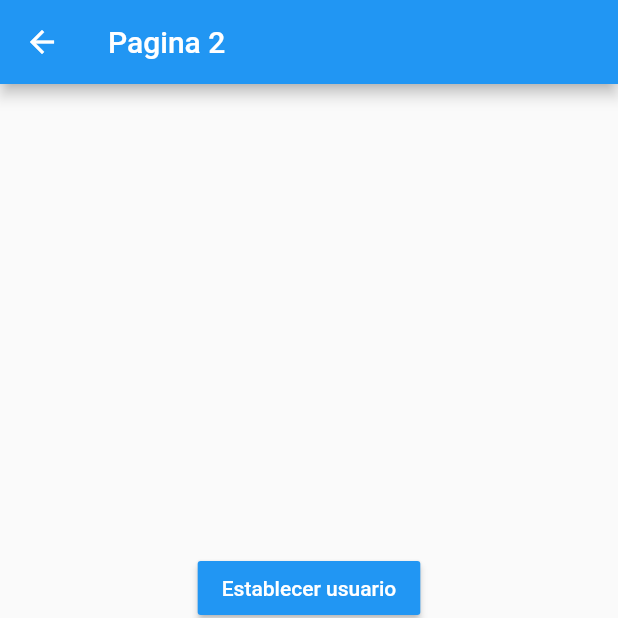
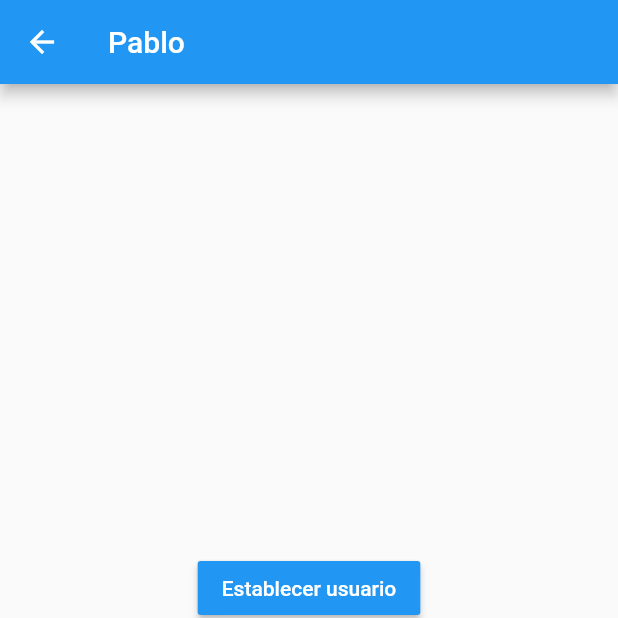
Before and after one commit to pdarre/estados, a Flutter app: the Pagina2Page screen opened by its route, after a tap on "Establecer usuario", on a phone screen of 412 x 824 dp, the top half of it. Run offline on Flutter 3.47's test engine with Material 2 defaults, Android fonts, the phone set to English and light mode, and no system bars.

Commit message:
Fin singleton

```diff
--- a/lib/models/usuario.dart
+++ b/lib/models/usuario.dart
@@ -1,7 +1,13 @@
+import 'package:meta/meta.dart';
+
 class Usuario {
   String nombre;
   int edad;
   List<String> profesiones;
 
-  Usuario({this.nombre, this.edad, this.profesiones});
+  Usuario({
+    @required this.nombre,
+    @required this.edad,
+    @required this.profesiones,
+  }) : assert(nombre != null);
 }
--- a/lib/pages/pagina1_page.dart
+++ b/lib/pages/pagina1_page.dart
@@ -1,3 +1,5 @@
+import 'package:estados/models/usuario.dart';
+import 'package:estados/services/usuario_service.dart';
 import 'package:flutter/material.dart';
 
 class Pagina1Page extends StatelessWidget {
@@ -7,7 +9,14 @@ class Pagina1Page extends StatelessWidget {
       appBar: AppBar(
         title: Text('Pagina 1'),
       ),
-      body: InformacionUsuario(),
+      body: StreamBuilder(
+        stream: usuarioService.usuarioStream,
+        builder: (BuildContext context, AsyncSnapshot<Usuario> snapshot) {
+          return snapshot.hasData
+              ? InformacionUsuario(usuarioService.usuario)
+              : Center(child: Text('No hay informacion del usuario'));
+        },
+      ),
       floatingActionButton: FloatingActionButton(
         child: Icon(Icons.accessibility_new),
         onPressed: () {
@@ -19,6 +28,8 @@ class Pagina1Page extends StatelessWidget {
 }
 
 class InformacionUsuario extends StatelessWidget {
+  final Usuario usuario;
+  const InformacionUsuario(this.usuario);
   @override
   Widget build(BuildContext context) {
     return Container(
@@ -31,8 +42,8 @@ class InformacionUsuario extends StatelessWidget {
           Text('General',
               style: TextStyle(fontSize: 18, fontWeight: FontWeight.bold)),
           Divider(),
-          ListTile(title: Text('Nombre: ')),
-          ListTile(title: Text('Edad: ')),
+          ListTile(title: Text('Nombre: ${usuario.nombre}')),
+          ListTile(title: Text('Edad: ${usuario.edad}')),
           Text('Profesiones',
               style: TextStyle(fontSize: 18, fontWeight: FontWeight.bold)),
           Divider(),
--- a/lib/pages/pagina2_page.dart
+++ b/lib/pages/pagina2_page.dart
@@ -1,3 +1,5 @@
+import 'package:estados/models/usuario.dart';
+import 'package:estados/services/usuario_service.dart';
 import 'package:flutter/material.dart';
 
 class Pagina2Page extends StatelessWidget {
@@ -5,7 +7,17 @@ class Pagina2Page extends StatelessWidget {
   Widget build(BuildContext context) {
     return Scaffold(
       appBar: AppBar(
-        title: Text('Pagina 2'),
+        title: StreamBuilder(
+          stream: usuarioService.usuarioStream,
+          builder: (BuildContext context, AsyncSnapshot<Usuario> snapshot) {
+            if (snapshot.hasData) {
+              return Text('${snapshot.data.nombre}');
+            } else if (usuarioService.usuario != null) {
+              return Text(usuarioService.usuario.nombre);
+            }
+            return Text('Pagina 2');
+          },
+        ),
       ),
       body: Center(
         child: Column(
@@ -17,7 +29,10 @@ class Pagina2Page extends StatelessWidget {
                 'Establecer usuario',
                 style: TextStyle(color: Colors.white),
               ),
-              onPressed: () {},
+              onPressed: () {
+                usuarioService.cargarUsuario(
+                    Usuario(nombre: 'Pablo', edad: 44, profesiones: []));
+              },
             ),
             MaterialButton(
               color: Colors.blue,
@@ -25,7 +40,9 @@ class Pagina2Page extends StatelessWidget {
                 'Cambiar edad',
                 style: TextStyle(color: Colors.white),
               ),
-              onPressed: () {},
+              onPressed: () {
+                usuarioService.cambiarEdad(30);
+              },
             ),
             MaterialButton(
               color: Colors.blue,
--- /dev/null
+++ b/lib/services/usuario_service.dart
@@ -0,0 +1,30 @@
+import 'dart:async';
+import 'package:estados/models/usuario.dart';
+
+class _UsuarioService {
+  Usuario _usuario;
+
+  StreamController<Usuario> _usuarioStreamController =
+      StreamController<Usuario>.broadcast();
+
+  Stream<Usuario> get usuarioStream => _usuarioStreamController.stream;
+
+  Usuario get usuario => this._usuario;
+  bool get existeUsuario => (this._usuario != null) ? true : false;
+
+  void cargarUsuario(Usuario user) {
+    this._usuario = user;
+    _usuarioStreamController.add(user);
+  }
+
+  void cambiarEdad(int edad) {
+    this._usuario.edad = edad;
+    _usuarioStreamController.add(this._usuario);
+  }
+
+  dispose() {
+    _usuarioStreamController?.close();
+  }
+}
+
+final usuarioService = _UsuarioService();
```
